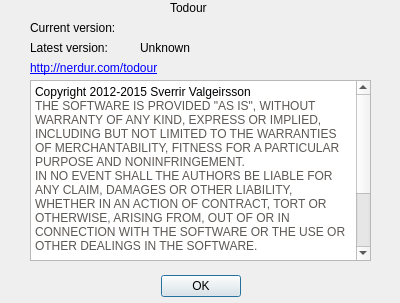
SverrirValgeirsson/Todour, file aboutbox.ui: the form before one commit.
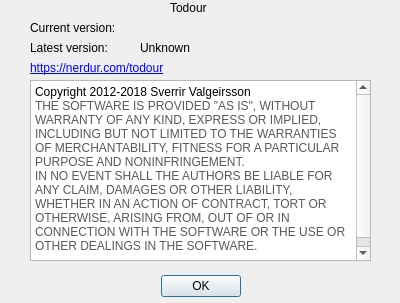
The form after the commit.

Commit message: Minor fix of the text in about dialog

```diff
--- a/aboutbox.ui
+++ b/aboutbox.ui
@@ -81,7 +81,7 @@
     </rect>
    </property>
    <property name="text">
-    <string>&lt;html&gt;&lt;head/&gt;&lt;body&gt;&lt;p&gt;&lt;a href=&quot;http://nerdur.com/todour&quot;&gt;&lt;span style=&quot; text-decoration: underline; color:#0000ff;&quot;&gt;http://nerdur.com/todour&lt;/span&gt;&lt;/a&gt;&lt;/p&gt;&lt;/body&gt;&lt;/html&gt;</string>
+    <string>&lt;html&gt;&lt;head/&gt;&lt;body&gt;&lt;p&gt;&lt;a href=&quot;http://nerdur.com/todour&quot;&gt;&lt;span style=&quot; text-decoration: underline; color:#0000ff;&quot;&gt;https://nerdur.com/todour&lt;/span&gt;&lt;/a&gt;&lt;/p&gt;&lt;/body&gt;&lt;/html&gt;</string>
    </property>
    <property name="textFormat">
     <enum>Qt::RichText</enum>
@@ -120,13 +120,10 @@
 &lt;html&gt;&lt;head&gt;&lt;meta name=&quot;qrichtext&quot; content=&quot;1&quot; /&gt;&lt;style type=&quot;text/css&quot;&gt;
 p, li { white-space: pre-wrap; }
 &lt;/style&gt;&lt;/head&gt;&lt;body style=&quot; font-family:'.SF NS Text'; font-size:13pt; font-weight:400; font-style:normal;&quot;&gt;
-&lt;p style=&quot; margin-top:0px; margin-bottom:0px; margin-left:0px; margin-right:0px; -qt-block-indent:0; text-indent:0px;&quot;&gt;&lt;span style=&quot; font-size:9pt;&quot;&gt;Copyright 2012-2015 Sverrir Valgeirsson&lt;/span&gt;&lt;/p&gt;
+&lt;p style=&quot; margin-top:0px; margin-bottom:0px; margin-left:0px; margin-right:0px; -qt-block-indent:0; text-indent:0px;&quot;&gt;&lt;span style=&quot; font-size:9pt;&quot;&gt;Copyright 2012-2018 Sverrir Valgeirsson&lt;/span&gt;&lt;/p&gt;
 &lt;p style=&quot; margin-top:0px; margin-bottom:0px; margin-left:0px; margin-right:0px; -qt-block-indent:0; text-indent:0px;&quot;&gt;&lt;span style=&quot; font-family:'Monaco'; font-size:9pt; color:#5c5855;&quot;&gt;THE SOFTWARE IS PROVIDED &amp;quot;AS IS&amp;quot;, WITHOUT WARRANTY OF ANY KIND, EXPRESS OR IMPLIED, INCLUDING BUT NOT LIMITED TO THE WARRANTIES OF MERCHANTABILITY, FITNESS FOR A PARTICULAR PURPOSE AND NONINFRINGEMENT.&lt;/span&gt;&lt;/p&gt;
 &lt;p style=&quot; margin-top:0px; margin-bottom:0px; margin-left:0px; margin-right:0px; -qt-block-indent:0; text-indent:0px;&quot;&gt;&lt;span style=&quot; font-family:'Monaco'; font-size:9pt; color:#5c5855;&quot;&gt;IN NO EVENT SHALL THE AUTHORS BE LIABLE FOR ANY CLAIM, DAMAGES OR OTHER LIABILITY, WHETHER IN AN ACTION OF CONTRACT, TORT OR OTHERWISE, ARISING FROM, OUT OF OR IN CONNECTION WITH THE SOFTWARE OR THE USE OR OTHER DEALINGS IN THE SOFTWARE.&lt;/span&gt;&lt;span style=&quot; font-size:9pt;&quot;&gt; &lt;/span&gt;&lt;/p&gt;
-&lt;p style=&quot;-qt-paragraph-type:empty; margin-top:0px; margin-bottom:0px; margin-left:0px; margin-right:0px; -qt-block-indent:0; text-indent:0px; font-size:9pt;&quot;&gt;&lt;br /&gt;&lt;/p&gt;
-&lt;p style=&quot; margin-top:0px; margin-bottom:0px; margin-left:0px; margin-right:0px; -qt-block-indent:0; text-indent:0px;&quot;&gt;&lt;span style=&quot; font-size:9pt;&quot;&gt;THIS SOFTWARE DOES COLLECT USAGE DATA. PLEASE READ THE PRIVACY-POLICY THAT WAS DELIVERED &lt;/span&gt;&lt;/p&gt;
-&lt;p style=&quot; margin-top:0px; margin-bottom:0px; margin-left:0px; margin-right:0px; -qt-block-indent:0; text-indent:0px;&quot;&gt;&lt;span style=&quot; font-size:9pt;&quot;&gt;WITH THE SOFTWARE.&lt;/span&gt;&lt;/p&gt;
-&lt;p style=&quot; margin-top:0px; margin-bottom:0px; margin-left:0px; margin-right:0px; -qt-block-indent:0; text-indent:0px;&quot;&gt;&lt;span style=&quot; font-size:9pt;&quot;&gt;IT CAN BE DISABLED AT ANY TIME IN THE SETTINGS MENU (Disable Analytics)&lt;/span&gt;&lt;/p&gt;&lt;/body&gt;&lt;/html&gt;</string>
+&lt;p style=&quot;-qt-paragraph-type:empty; margin-top:0px; margin-bottom:0px; margin-left:0px; margin-right:0px; -qt-block-indent:0; text-indent:0px; font-size:9pt;&quot;&gt;&lt;br /&gt;&lt;/p&gt;&lt;/body&gt;&lt;/html&gt;</string>
    </property>
   </widget>
   <widget class="QLabel" name="label_3">
```
